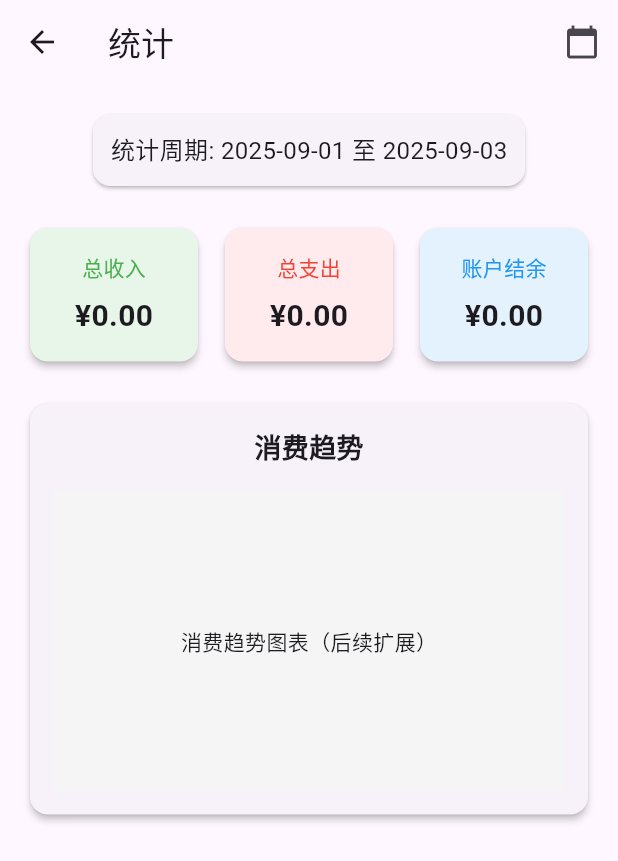
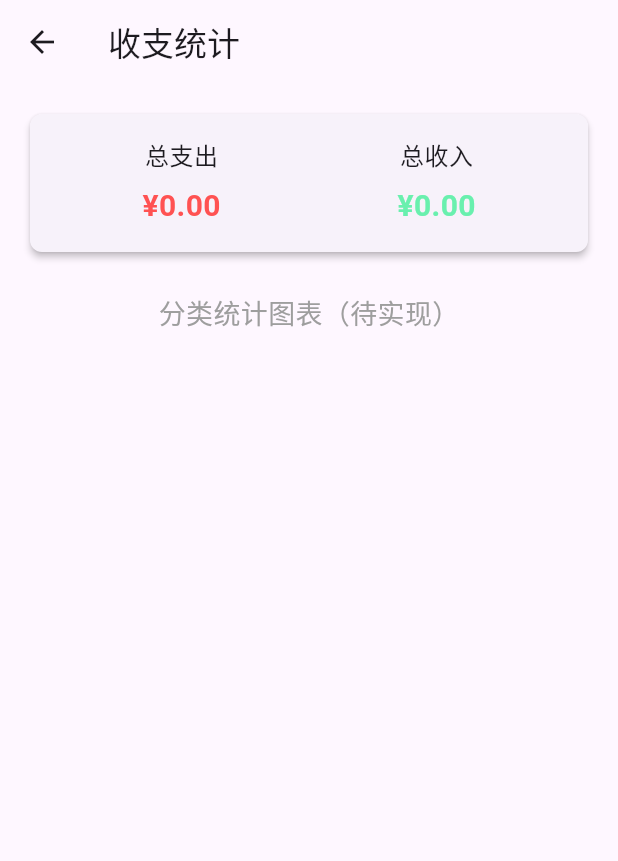
Before and after one commit to linye818/accounting-app, a Flutter app: the StatisticScreen screen opened directly, on a phone screen of 412 x 824 dp. Shown: the top 861 px of the screen. Run offline on Flutter 3.47's test engine with Material 3 defaults, Android fonts, the phone set to English and light mode, and no system bars; our stand-ins replace material_design_icons_flutter, sqflite; accounts and stored records are empty; statements that could not run were skipped.

Commit message:
Update statistic_screen.dart

```diff
--- a/lib/screens/statistic_screen.dart
+++ b/lib/screens/statistic_screen.dart
@@ -2,7 +2,7 @@ import 'package:flutter/material.dart';
 import 'package:provider/provider.dart';
 import 'package:intl/intl.dart';
 import '../providers/expense_provider.dart';
-import '../models/expense.dart'; // 新增导入 Expense 类
+import '../models/account_category.dart';
 
 class StatisticScreen extends StatefulWidget {
   const StatisticScreen({Key? key}) : super(key: key);
@@ -12,11 +12,9 @@ class StatisticScreen extends StatefulWidget {
 }
 
 class _StatisticScreenState extends State<StatisticScreen> {
-  DateTimeRange _dateRange = DateTimeRange(
-    start: DateTime(DateTime.now().year, DateTime.now().month, 1),
-    end: DateTime.now(),
-  );
   bool _isLoading = true;
+  double _totalExpense = 0.0;
+  double _totalIncome = 0.0;
 
   @override
   void initState() {
@@ -24,167 +22,94 @@ class _StatisticScreenState extends State<StatisticScreen> {
     WidgetsBinding.instance.addPostFrameCallback((_) => _loadData());
   }
 
+  // 加载账单数据并计算收支总和
   Future<void> _loadData() async {
     try {
       final provider = Provider.of<ExpenseProvider>(context, listen: false);
       await provider.initDatabase();
-      await provider.loadExpenses();
-    } catch (e) {
-      print('统计页加载错误: $e');
-    } finally {
-      setState(() => _isLoading = false);
+      await provider.loadExpenses(); // 现在该方法已能正常识别
+
+      // 计算总支出和总收入
+      double expenseSum = 0.0;
+      double incomeSum = 0.0;
+      for (var expense in provider.expenses) {
+        if (expense.isExpense) {
+          expenseSum += expense.amount;
+        } else {
+          incomeSum += expense.amount;
         }
       }
 
-  // 计算指定周期内的收支
-  Map<String, double> _calculateStats(List<Expense> allExpenses) {
-    double income = 0;
-    double expense = 0;
-    for (final exp in allExpenses) {
-      if (exp.date.isAfter(_dateRange.start) && exp.date.isBefore(_dateRange.end)) {
-        if (exp.isExpense) expense += exp.amount;
-        else income += exp.amount;
-      }
-    }
-    return {
-      'income': income,
-      'expense': expense,
-      'balance': income - expense,
-    };
-  }
-
-  // 选择日期范围
-  Future<void> _selectDateRange() async {
-    final pickedRange = await showDateRangePicker(
-      context: context,
-      firstDate: DateTime(2020),
-      lastDate: DateTime.now(),
-      initialDateRange: _dateRange,
-    );
-    if (pickedRange != null) {
-      setState(() => _dateRange = pickedRange);
+      setState(() {
+        _totalExpense = expenseSum;
+        _totalIncome = incomeSum;
+        _isLoading = false;
+      });
+    } catch (e) {
+      print('统计页加载错误: $e');
+      setState(() => _isLoading = false);
     }
   }
 
   @override
   Widget build(BuildContext context) {
-    final provider = Provider.of<ExpenseProvider>(context);
-    final stats = _calculateStats(provider.expenses);
-
     return Scaffold(
-      appBar: AppBar(
-        title: const Text('统计'),
-        actions: [
-          IconButton(
-            icon: const Icon(Icons.calendar_today),
-            onPressed: _selectDateRange,
-            tooltip: '选择日期范围',
-          ),
-        ],
-      ),
+      appBar: AppBar(title: const Text('收支统计')),
       body: _isLoading
           ? const Center(child: CircularProgressIndicator())
           : Padding(
               padding: const EdgeInsets.all(16.0),
               child: Column(
                 children: [
-                  // 日期范围显示
+                  // 收支概览卡片
                   Card(
+                    elevation: 2,
+                    shape: RoundedRectangleBorder(borderRadius: BorderRadius.circular(8)),
                     child: Padding(
-                      padding: const EdgeInsets.all(12.0),
-                      child: Text(
-                        '统计周期: ${_dateFormat.format(_dateRange.start)} 至 ${_dateFormat.format(_dateRange.end)}',
-                        style: const TextStyle(fontSize: 16),
+                      padding: const EdgeInsets.all(16.0),
+                      child: Row(
+                        mainAxisAlignment: MainAxisAlignment.spaceAround,
+                        children: [
+                          // 总支出
+                          Column(
+                            children: [
+                              const Text('总支出', style: TextStyle(fontSize: 16)),
+                              const SizedBox(height: 8),
+                              Text(
+                                '¥${_totalExpense.toStringAsFixed(2)}',
+                                style: const TextStyle(
+                                  fontSize: 20,
+                                  fontWeight: FontWeight.bold,
+                                  color: Colors.redAccent,
                                 ),
                               ),
+                            ],
                           ),
-
-                  const SizedBox(height: 20),
-
-                  // 收支统计卡片
-                  Row(
+                          // 总收入
+                          Column(
                             children: [
-                      Expanded(
-                        child: Card(
-                          elevation: 2,
-                          color: Colors.green[50],
-                          child: Padding(
-                            padding: const EdgeInsets.all(16.0),
-                            child: Column(
-                              children: [
-                                const Text('总收入', style: TextStyle(color: Colors.green)),
+                              const Text('总收入', style: TextStyle(fontSize: 16)),
                               const SizedBox(height: 8),
                               Text(
-                                  '¥${stats['income']?.toStringAsFixed(2) ?? '0.00'}',
-                                  style: const TextStyle(fontSize: 20, fontWeight: FontWeight.bold),
+                                '¥${_totalIncome.toStringAsFixed(2)}',
+                                style: const TextStyle(
+                                  fontSize: 20,
+                                  fontWeight: FontWeight.bold,
+                                  color: Colors.greenAccent,
+                                ),
+                              ),
+                            ],
                           ),
                         ],
                       ),
                     ),
                   ),
-                      ),
-                      const SizedBox(width: 10),
-                      Expanded(
-                        child: Card(
-                          elevation: 2,
-                          color: Colors.red[50],
-                          child: Padding(
-                            padding: const EdgeInsets.all(16.0),
-                            child: Column(
-                              children: [
-                                const Text('总支出', style: TextStyle(color: Colors.red)),
-                                const SizedBox(height: 8),
-                                Text(
-                                  '¥${stats['expense']?.toStringAsFixed(2) ?? '0.00'}',
-                                  style: const TextStyle(fontSize: 20, fontWeight: FontWeight.bold),
-                                ),
-                              ],
-                            ),
-                          ),
-                        ),
-                      ),
-                      const SizedBox(width: 10),
-                      Expanded(
-                        child: Card(
-                          elevation: 2,
-                          color: Colors.blue[50],
-                          child: Padding(
-                            padding: const EdgeInsets.all(16.0),
-                            child: Column(
-                              children: [
-                                const Text('账户结余', style: TextStyle(color: Colors.blue)),
-                                const SizedBox(height: 8),
-                                Text(
-                                  '¥${stats['balance']?.toStringAsFixed(2) ?? '0.00'}',
-                                  style: const TextStyle(fontSize: 20, fontWeight: FontWeight.bold),
-                                ),
-                              ],
-                            ),
-                          ),
-                        ),
-                      ),
-                    ],
-                  ),
-
-                  const SizedBox(height: 20),
-
-                  // 趋势图（临时占位，后续可扩展）
-                  Card(
-                    elevation: 2,
-                    child: Padding(
-                      padding: const EdgeInsets.all(16.0),
-                      child: Column(
-                        children: [
-                          const Text('消费趋势', style: TextStyle(fontSize: 18, fontWeight: FontWeight.bold)),
-                          const SizedBox(height: 16),
-                          Container(
-                            height: 200,
-                            color: Colors.grey[100],
-                            alignment: Alignment.center,
-                            child: const Text('消费趋势图表（后续扩展）'),
-                          ),
-                        ],
-                      ),
+                  const SizedBox(height: 24),
+                  // 提示文本（可后续添加分类统计图表）
+                  const Center(
+                    child: Text(
+                      '分类统计图表（待实现）',
+                      style: TextStyle(fontSize: 18, color: Colors.grey),
                     ),
                   ),
                 ],
@@ -192,6 +117,4 @@ class _StatisticScreenState extends State<StatisticScreen> {
             ),
     );
   }
-
-  final DateFormat _dateFormat = DateFormat('yyyy-MM-dd');
 }
```
Lines whose indentation alone changed are shown as unchanged.
